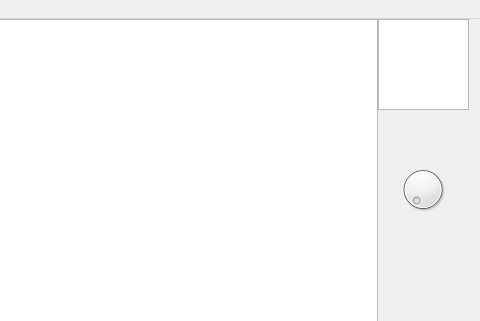
Qt form GUI/mainwindow.ui (kostasl/zebrafish_tracker) before a commit; both pictures show x 262 to 742 and y 0 to 321 of the 742 by 846 pixel window.
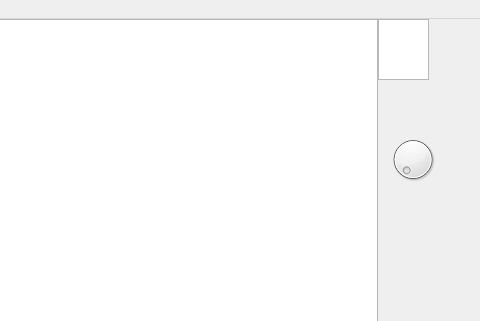
The same form after that commit.

Commit message: Traced Seg Fault to input Image of Detector - Changed to mask input instead of full frame and it looks ok . Removed Scrollbars adjustes GUI sizes

The edit to the form file:
```diff
--- a/GUI/mainwindow.ui
+++ b/GUI/mainwindow.ui
@@ -17,8 +17,8 @@
    <widget class="QDial" name="EyeSegThreshold">
     <property name="geometry">
      <rect>
-      <x>660</x>
-      <y>140</y>
+      <x>650</x>
+      <y>110</y>
       <width>50</width>
       <height>61</height>
      </rect>
@@ -74,10 +74,19 @@
      <rect>
       <x>640</x>
       <y>0</y>
-      <width>91</width>
-      <height>91</height>
+      <width>51</width>
+      <height>61</height>
      </rect>
     </property>
+    <property name="whatsThis">
+     <string comment="Ψαροκεφαλι">Tracking of head Features</string>
+    </property>
+    <property name="verticalScrollBarPolicy">
+     <enum>Qt::ScrollBarAlwaysOff</enum>
+    </property>
+    <property name="horizontalScrollBarPolicy">
+     <enum>Qt::ScrollBarAlwaysOff</enum>
+    </property>
    </widget>
    <widget class="QListView" name="listView">
     <property name="geometry">
```
The commit also changes 3 other files.
